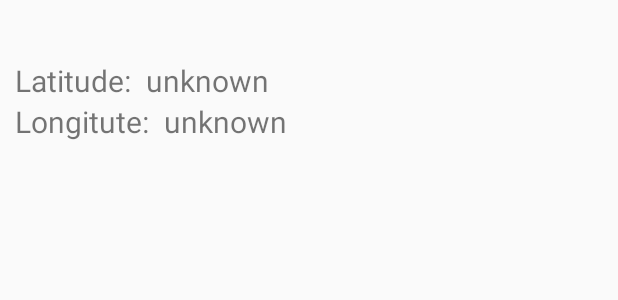
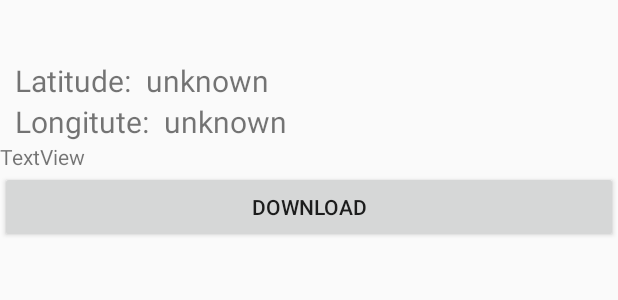
Before and after one commit to crytec9091/EAH-APP, an Android app: the layout activity_main.xml on its own in the app's theme, with its tools: preview values and no code run, on a phone screen of 412 x 824 dp. Shown: the top 300 px of the screen. Run offline under Robolectric (Android 15) with nearby library versions, the phone set to English and light mode, and no system bars.

Commit message:
download von einer url im prinzip. wurde einzeln als projekt getestet. beim tsarten komm eine NULLpointerException.keine ahnung warum.

```diff
--- a/app/src/main/res/layout/activity_main.xml
+++ b/app/src/main/res/layout/activity_main.xml
@@ -53,5 +53,21 @@
             android:textSize="20dip" >
         </TextView>
     </LinearLayout>
+    <LinearLayout
+        android:orientation="vertical" android:layout_width="match_parent"
+        android:layout_height="match_parent">
+
+        <TextView
+            android:text="TextView"
+            android:layout_width="match_parent"
+            android:layout_height="wrap_content"
+            android:id="@+id/stundenplan" />
+
+        <Button
+            android:text="Download"
+            android:layout_width="match_parent"
+            android:layout_height="wrap_content"
+            android:id="@+id/startDownload" />
+    </LinearLayout>
 
 </LinearLayout>
```
Also changed, not shown: app/build.gradle (+7 -4 lines), app/src/main/AndroidManifest.xml (+21 -0 lines), app/src/main/java/s1eustei/eah/eah_app/Downloader.java (added, +62 -0 lines), app/src/main/java/s1eustei/eah/eah_app/MainActivity.java (+24 -1 lines).
